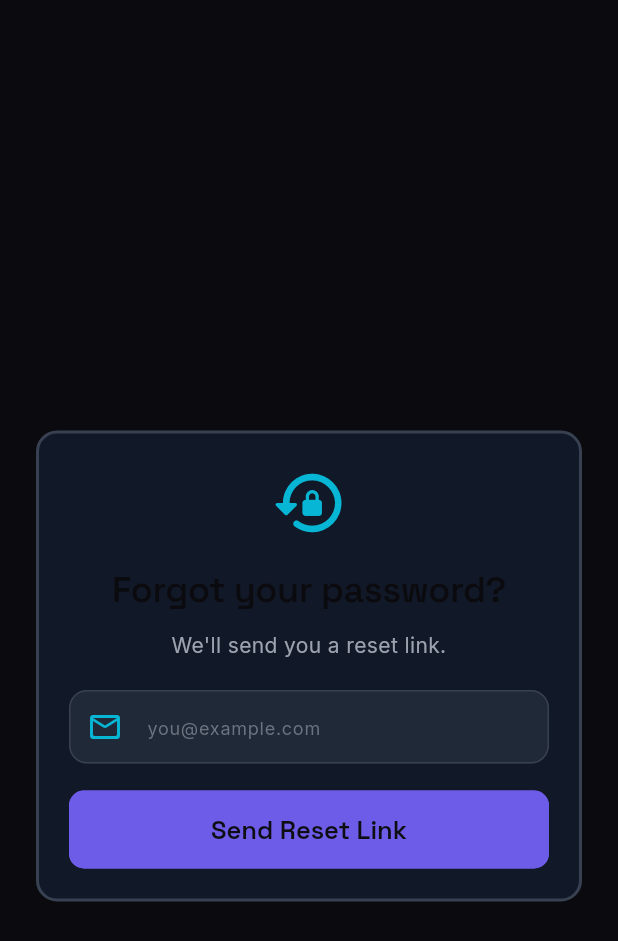
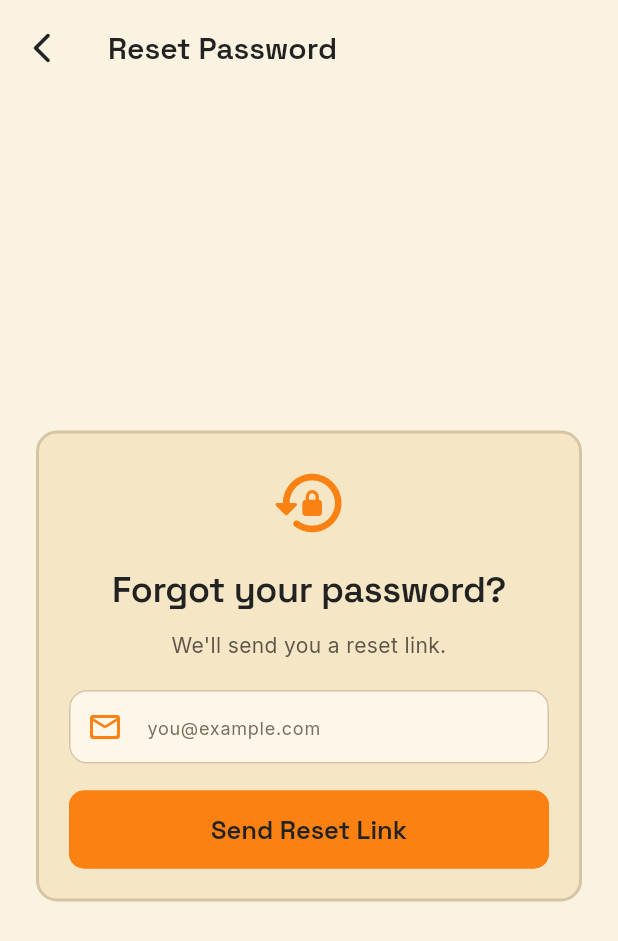
Before and after one commit to halloffame12/versz-app, a Flutter app: the screen it shows after launch, after a tap on "Forgot password?", on a phone screen of 412 x 824 dp. Shown: the top 941 px of the screen. Run offline on Flutter 3.47's test engine with Material 3 defaults, Android fonts, the phone set to English and light mode, and no system bars; our stand-ins replace appwrite, cached_network_image, equatable, firebase_core, firebase_messaging, flutter_riverpod and 5 more; accounts and stored records are empty; network calls fail.

Commit message:
feat(production): unify design tokens and harden auth UX

```diff
--- a/lib/core/theme/app_colors.dart
+++ b/lib/core/theme/app_colors.dart
@@ -1,154 +1,139 @@
 import 'package:flutter/material.dart';
 
-/// NEW MODERN GRADIENT THEME - PURPLE/INDIGO/CYAN
-/// Primary colors with maximum contrast for readability
+/// Versz production design palette.
+/// Primary background: #FAF3E1
+/// Secondary background: #F5E7C6
+/// Accent: #FA8112
+/// Text: #222222
 class AppColors {
-  // *** PRIMARY BACKGROUND COLORS ***
-  static const Color darkBackground = Color(0xFF0B0B0F); // Primary dark black
-  static const Color darkBg = Color(0xFF0B0B0F); // Alias
-  static const Color darkBg2 = Color(0xFF0D0D12); // Alternative dark black
+  // Core palette tokens
+  static const Color pageBackground = Color(0xFFFAF3E1);
+  static const Color surfaceBackground = Color(0xFFF5E7C6);
+  static const Color accentPrimary = Color(0xFFFA8112);
+  static const Color accentPrimaryDark = Color(0xFFD96B0C);
+  static const Color textPrimary = Color(0xFF222222);
+  static const Color textSecondary = Color(0xFF5E5548);
+  static const Color textMuted = Color(0xFF7A6F5E);
 
-  // *** CARD & SURFACE COLORS ***
-  static const Color darkCardBg = Color(0xFF111827); // Dark slate for cards
-  static const Color darkSurface = Color(0xFF1F2937); // Surface elements
-  static const Color darkSurfaceHigh = Color(0xFF2D3748); // Higher surfaces
+  // Compatibility aliases used across legacy screens
+  static const Color darkBackground = pageBackground;
+  static const Color darkBg = pageBackground;
+  static const Color darkBg2 = Color(0xFFF2E2BE);
 
-  // *** PRIMARY ACCENT COLORS - PURPLE/INDIGO GRADIENT ***
-  static const Color accentPurple = Color(0xFF6C5CE7); // Purple - PRIMARY
-  static const Color accentIndigo = Color(0xFF4F46E5); // Indigo - PRIMARY
-  static const Color primaryPurple = Color(0xFF6C5CE7); // Alias
-  static const Color royalBlue = Color(0xFF4F46E5); // Alias - Indigo
+  static const Color darkCardBg = surfaceBackground;
+  static const Color darkSurface = Color(0xFFFFF7E9);
+  static const Color darkSurfaceHigh = Color(0xFFFFFFFF);
 
-  // *** SECONDARY ACCENT - CYAN/BLUE GLOW ***
-  static const Color accentCyan = Color(0xFF06B6D4); // Cyan - HIGHLIGHT
-  static const Color accentBlue = Color(0xFF22D3EE); // Light cyan
-  static const Color accentTeal = Color(0xFF0891B2); // Teal
-  static const Color neonCyan = Color(0xFF06B6D4); // Bright cyan
+  static const Color accentPurple = accentPrimary;
+  static const Color accentIndigo = accentPrimaryDark;
+  static const Color primaryPurple = accentPrimary;
+  static const Color royalBlue = accentPrimaryDark;
 
-  // *** TEXT COLORS - HIGH CONTRAST ***
-  static const Color textPrimary = Color(0xFFFFFFFF); // Pure white
-  static const Color textSecondary = Color(0xFF9CA3AF); // Muted gray
-  static const Color textMuted = Color(0xFF6B7280); // More muted gray
-  static const Color darkText = Color(0xFF0B0B0F); // For light backgrounds
+  static const Color accentCyan = accentPrimary;
+  static const Color accentBlue = accentPrimaryDark;
+  static const Color accentTeal = accentPrimaryDark;
+  static const Color neonCyan = accentPrimary;
 
-  // *** STATUS COLORS ***
-  static const Color successGreen = Color(0xFF10B981); // Green - Agree/Success
-  static const Color agreeGreen = Color(0xFF10B981); // Agree side
-  static const Color errorRed = Color(0xFFEF4444); // Red - Error/Disagree
-  static const Color disagreeRed = Color(0xFFEF4444); // Disagree side
-  static const Color warningOrange = Color(0xFFFB923C); // Warning
-  static const Color aiPurple = Color(0xFF6C5CE7); // AI indicator
+  static const Color darkText = textPrimary;
 
-  // *** ALIASES FOR COMPATIBILITY ***
-  static const Color primaryYellow = accentCyan; // Swap to cyan
-  static const Color primaryBlack = darkBackground;
-  static const Color voidBlack = darkBg2;
-  static const Color electricYellow = accentCyan; // Legacy alias
-  static const Color accentOrange = warningOrange;
+  // Status colors
+  static const Color successGreen = Color(0xFF2E7D32);
+  static const Color agreeGreen = successGreen;
+  static const Color errorRed = Color(0xFFC62828);
+  static const Color disagreeRed = errorRed;
+  static const Color warningOrange = Color(0xFFEF6C00);
+  static const Color aiPurple = accentPrimaryDark;
+
+  // Additional aliases
+  static const Color primaryYellow = accentPrimary;
+  static const Color primaryBlack = textPrimary;
+  static const Color voidBlack = textPrimary;
+  static const Color electricYellow = accentPrimary;
+  static const Color accentOrange = accentPrimary;
   static const Color trendingRed = errorRed;
 
-  // *** STATUS ALIASES ***
   static const Color success = successGreen;
   static const Color error = errorRed;
   static const Color warning = warningOrange;
   static const Color agree = agreeGreen;
   static const Color disagree = disagreeRed;
 
-  // *** BORDERS & DIVIDERS ***
-  static const Color darkBorder = Color(0xFF374151); // Subtle borders
-  static const Color darkBorderHi = Color(0xFF4B5563); // Prominent borders
-  static const Color borderGray = Color(0xFF374151); // Border color
-  static const Color mutedGray = Color(0xFF6B7280); // Muted text
+  static const Color darkBorder = Color(0xFFD7C4A2);
+  static const Color darkBorderHi = Color(0xFFCCB48B);
+  static const Color borderGray = darkBorder;
+  static const Color mutedGray = textMuted;
 
-  // *** SURFACES ***
-  static const Color surface = Color(0xFF1F2937); // Alternative surface
-  static const Color background = darkBackground;
-  static const Color card = darkCardBg;
-  static const Color surfaceLight = Color(0xFF2A3142); // Subtle BG
-  static const Color darkTextSub = Color(0xFF9CA3AF); // Subtext
+  static const Color surface = surfaceBackground;
+  static const Color background = pageBackground;
+  static const Color card = surfaceBackground;
+  static const Color surfaceLight = Color(0xFFFFFAF0);
+  static const Color darkTextSub = textSecondary;
 
-  // *** CHROME/SPECIAL ACCENTS ***
-  static const Color chromeGold = Color(0xFFDAA520); // Gold accent
-  static const Color chromeSilver = Color(0xFFC0C0C0); // Silver accent
-  static const Color chromeBronze = Color(0xFFCD7F32); // Bronze
-  static const Color hotPink = Color(0xFFFF2D78); // Hot pink
+  static const Color chromeGold = Color(0xFFB9842A);
+  static const Color chromeSilver = Color(0xFF9E9E9E);
+  static const Color chromeBronze = Color(0xFF8D5A2B);
+  static const Color hotPink = Color(0xFFD81B60);
 
-  // *** LIGHT MODE COLORS ***
   static const Color white = Color(0xFFFFFFFF);
-  static const Color offWhite = Color(0xFFF5F5F0);
-  static const Color lightGray = Color(0xFFEEEEEE);
-  static const Color mediumGray = Color(0xFFB0B0B0);
-  static const Color inkBlack = Color(0xFF0B0B0F);
+  static const Color offWhite = pageBackground;
+  static const Color lightGray = Color(0xFFEEE2C8);
+  static const Color mediumGray = Color(0xFFB8A88A);
+  static const Color inkBlack = textPrimary;
 
-  // *** SEMANTIC ALIASES ***
-  static const Color accent = accentPurple;
-  static const Color primary = accentPurple;
+  static const Color accent = accentPrimary;
+  static const Color primary = accentPrimary;
   static const Color liked = errorRed;
-  static const Color commented = accentCyan;
-  static const Color saved = accentCyan;
+  static const Color commented = accentPrimary;
+  static const Color saved = accentPrimary;
 
-  // *** GRADIENTS - MAIN THEME ***
-  // Main gradient: Purple → Indigo → Cyan
   static const LinearGradient primaryGradient = LinearGradient(
-    begin: Alignment(0, 0),
-    end: Alignment(1, 1),
-    colors: [accentPurple, accentIndigo, accentCyan],
+    begin: Alignment.topLeft,
+    end: Alignment.bottomRight,
+    colors: [Color(0xFFFFA344), accentPrimary],
   );
 
-  // Linear gradient for bars/backgrounds
   static const LinearGradient primaryGradientLinear = LinearGradient(
     begin: Alignment.topCenter,
     end: Alignment.bottomCenter,
-    colors: [accentPurple, accentIndigo],
+    colors: [Color(0xFFFFB665), accentPrimary],
   );
 
-  // Hero gradient for buttons/highlights
   static const LinearGradient heroGradient = LinearGradient(
     begin: Alignment.topLeft,
     end: Alignment.bottomRight,
-    colors: [accentPurple, accentIndigo, accentCyan],
-    stops: [0.0, 0.5, 1.0],
+    colors: [Color(0xFFFFB665), accentPrimary, accentPrimaryDark],
+    stops: [0.0, 0.55, 1.0],
   );
 
-  // Premium gradient
-  static const LinearGradient premiumGradient = LinearGradient(
-    begin: Alignment.topLeft,
-    end: Alignment.bottomRight,
-    colors: [accentPurple, accentIndigo, accentCyan],
-  );
+  static const LinearGradient premiumGradient = heroGradient;
 
-  // Accent gradient
   static const LinearGradient accentGradient = LinearGradient(
     begin: Alignment.topLeft,
     end: Alignment.bottomRight,
-    colors: [accentPurple, accentCyan],
+    colors: [Color(0xFFFFB665), accentPrimary],
   );
 
-  // Warm gradient
   static const LinearGradient warmGradient = LinearGradient(
     begin: Alignment.topLeft,
     end: Alignment.bottomRight,
-    colors: [warningOrange, errorRed],
+    colors: [Color(0xFFFFC17B), warningOrange],
   );
 
-  // Background gradient
   static const LinearGradient bgGradient = LinearGradient(
     begin: Alignment.topLeft,
     end: Alignment.bottomRight,
-    colors: [darkBackground, darkBg2],
+    colors: [pageBackground, surfaceBackground],
   );
 
-  // *** THEME HELPERS ***
-  static Color textColor(bool isDark) => isDark ? textPrimary : darkText;
+  static Color textColor(bool isDark) => textPrimary;
 
-  static Color backgroundColor(bool isDark) => isDark ? darkBackground : offWhite;
+  static Color backgroundColor(bool isDark) => pageBackground;
 
-  static Color cardBackground(bool isDark) => isDark ? darkCardBg : white;
+  static Color cardBackground(bool isDark) => surfaceBackground;
 
-  static Color borderColor(bool isDark) => isDark ? darkBorder : borderGray;
+  static Color borderColor(bool isDark) => darkBorder;
 
-  static Color mutedTextColor(bool isDark) => isDark ? textMuted : mutedGray;
+  static Color mutedTextColor(bool isDark) => textMuted;
 
-  static Color opaque(Color color, double alpha) =>
-      color.withValues(alpha: alpha);
+  static Color opaque(Color color, double alpha) => color.withValues(alpha: alpha);
 }
--- a/lib/core/theme/app_text_styles.dart
+++ b/lib/core/theme/app_text_styles.dart
@@ -9,21 +9,21 @@
         fontSize: 56,
         fontWeight: FontWeight.w700,
         letterSpacing: -1.5,
-        color: AppColors.darkBackground,
+        color: AppColors.textPrimary,
       );
 
   static TextStyle get displayL => GoogleFonts.spaceGrotesk(
         fontSize: 42,
         fontWeight: FontWeight.w700,
         letterSpacing: -1.0,
-        color: AppColors.darkBackground,
+        color: AppColors.textPrimary,
       );
 
   static TextStyle get displayM => GoogleFonts.spaceGrotesk(
         fontSize: 32,
         fontWeight: FontWeight.w700,
         letterSpacing: -0.5,
-        color: AppColors.darkBackground,
+        color: AppColors.textPrimary,
       );
 
   // Headlines
@@ -31,19 +31,19 @@
         fontSize: 24,
         fontWeight: FontWeight.w600,
         letterSpacing: -0.3,
-        color: AppColors.darkBackground,
+        color: AppColors.textPrimary,
       );
 
   static TextStyle get headlineM => GoogleFonts.spaceGrotesk(
         fontSize: 20,
         fontWeight: FontWeight.w600,
-        color: AppColors.darkBackground,
+        color: AppColors.textPrimary,
       );
 
   static TextStyle get headlineS => GoogleFonts.spaceGrotesk(
         fontSize: 17,
         fontWeight: FontWeight.w600,
-        color: AppColors.darkBackground,
+        color: AppColors.textPrimary,
       );
 
   // Body
@@ -51,14 +51,14 @@
         fontSize: 16,
         fontWeight: FontWeight.w400,
         height: 1.6,
-        color: AppColors.darkBackground,
+        color: AppColors.textPrimary,
       );
 
   static TextStyle get bodyM => GoogleFonts.inter(
         fontSize: 14,
         fontWeight: FontWeight.w400,
         height: 1.5,
-        color: AppColors.darkBackground,
+        color: AppColors.textPrimary,
       );
 
   static TextStyle get bodyS => GoogleFonts.inter(
@@ -95,33 +95,33 @@
         fontSize: 13,
         fontWeight: FontWeight.w700,
         letterSpacing: 2.5,
-        color: AppColors.darkBackground,
+        color: AppColors.textPrimary,
       );
 
   static TextStyle get capsM => GoogleFonts.spaceGrotesk(
         fontSize: 11,
         fontWeight: FontWeight.w700,
         letterSpacing: 2.0,
-        color: AppColors.darkBackground,
+        color: AppColors.textPrimary,
       );
 
   // Mono
   static TextStyle get monoL => GoogleFonts.jetBrainsMono(
         fontSize: 14,
         fontWeight: FontWeight.w400,
-        color: AppColors.darkBackground,
+        color: AppColors.textPrimary,
       );
 
   static TextStyle get monoM => GoogleFonts.jetBrainsMono(
         fontSize: 12,
         fontWeight: FontWeight.w400,
-        color: AppColors.darkBackground,
+        color: AppColors.textPrimary,
       );
 
   static TextStyle get monoS => GoogleFonts.jetBrainsMono(
         fontSize: 11,
         fontWeight: FontWeight.w400,
-        color: AppColors.darkBackground,
+        color: AppColors.textPrimary,
       );
 
   // Compatibility aliases
@@ -130,28 +130,28 @@
   static TextStyle get h1 => GoogleFonts.spaceGrotesk(
     fontSize: 28,
     fontWeight: FontWeight.w700,
-    color: AppColors.darkBackground,
+    color: AppColors.textPrimary,
     height: 1.2,
   );
 
   static TextStyle get h2 => GoogleFonts.spaceGrotesk(
     fontSize: 24,
     fontWeight: FontWeight.w700,
-    color: AppColors.darkBackground,
+    color: AppColors.textPrimary,
     height: 1.2,
   );
 
   static TextStyle get h3 => GoogleFonts.spaceGrotesk(
     fontSize: 20,
     fontWeight: FontWeight.w700,
-    color: AppColors.darkBackground,
+    color: AppColors.textPrimary,
     height: 1.3,
   );
 
   static TextStyle get h4 => GoogleFonts.spaceGrotesk(
     fontSize: 17,
     fontWeight: FontWeight.w700,
-    color: AppColors.darkBackground,
+    color: AppColors.textPrimary,
     height: 1.3,
   );
 
@@ -190,21 +190,21 @@
   static TextStyle get buttonLarge => GoogleFonts.spaceGrotesk(
     fontSize: 16,
     fontWeight: FontWeight.w700,
-    color: AppColors.darkBackground,
+    color: AppColors.textPrimary,
     height: 1.3,
   );
 
   static TextStyle get buttonMedium => GoogleFonts.spaceGrotesk(
     fontSize: 14,
     fontWeight: FontWeight.w700,
-    color: AppColors.darkBackground,
+    color: AppColors.textPrimary,
     height: 1.3,
   );
 
   static TextStyle get buttonSmall => GoogleFonts.spaceGrotesk(
     fontSize: 12,
     fontWeight: FontWeight.w700,
-    color: AppColors.darkBackground,
+    color: AppColors.textPrimary,
     height: 1.2,
   );
 
--- a/lib/core/theme/app_theme.dart
+++ b/lib/core/theme/app_theme.dart
@@ -9,10 +9,17 @@
       useMaterial3: true,
       brightness: Brightness.light,
       colorScheme: ColorScheme.fromSeed(
-        seedColor: AppColors.accentPurple,
+        seedColor: AppColors.accentPrimary,
         brightness: Brightness.light,
+      ).copyWith(
+        primary: AppColors.accentPrimary,
+        onPrimary: Colors.white,
+        secondary: AppColors.surfaceBackground,
+        onSecondary: AppColors.textPrimary,
+        surface: AppColors.surfaceBackground,
+        onSurface: AppColors.textPrimary,
       ),
-      scaffoldBackgroundColor: AppColors.white,
+      scaffoldBackgroundColor: AppColors.pageBackground,
       textTheme: _lightTextTheme(),
       appBarTheme: AppBarThemeData.light(),
       cardTheme: _lightCardTheme(),
@@ -33,20 +40,19 @@
     return ThemeData(
       useMaterial3: true,
       brightness: Brightness.dark,
-      scaffoldBackgroundColor: AppColors.darkBackground,
+      scaffoldBackgroundColor: AppColors.pageBackground,
 
-      // Color scheme with new purple/indigo/cyan gradient theme
       colorScheme: const ColorScheme.dark(
-        primary: AppColors.accentPurple,
-        onPrimary: AppColors.textPrimary,
-        secondary: AppColors.accentIndigo,
-        onSecondary: AppColors.textPrimary,
-        tertiary: AppColors.accentCyan,
+        primary: AppColors.accentPrimary,
+        onPrimary: Colors.white,
+        secondary: AppColors.accentPrimaryDark,
+        onSecondary: Colors.white,
+        tertiary: AppColors.accentPrimary,
         error: AppColors.disagreeRed,
-        onError: AppColors.textPrimary,
-        surface: AppColors.darkCardBg,
+        onError: Colors.white,
+        surface: AppColors.surfaceBackground,
         onSurface: AppColors.textPrimary,
-        outline: AppColors.mutedGray,
+        outline: AppColors.darkBorder,
       ),
 
       textTheme: _darkTextTheme(),
@@ -97,8 +103,8 @@
       );
 
   static TextTheme _darkTextTheme() => _lightTextTheme().apply(
-        bodyColor: AppColors.darkText,
-        displayColor: AppColors.darkText,
+        bodyColor: AppColors.textPrimary,
+        displayColor: AppColors.textPrimary,
       );
 
   static CardThemeData _lightCardTheme() => CardThemeData(
@@ -117,7 +123,7 @@
         margin: EdgeInsets.zero,
         shape: RoundedRectangleBorder(
           borderRadius: BorderRadius.circular(10),
-          side: const BorderSide(color: AppColors.accentIndigo, width: 1),
+          side: const BorderSide(color: AppColors.darkBorderHi, width: 1),
         ),
       );
 
@@ -208,7 +214,7 @@
   static OutlinedButtonThemeData _outlinedButtonTheme({required bool isDark}) => OutlinedButtonThemeData(
         style: OutlinedButton.styleFrom(
           foregroundColor: isDark ? AppColors.textPrimary : AppColors.voidBlack,
-          side: BorderSide(color: isDark ? AppColors.accentIndigo : AppColors.voidBlack, width: 2),
+          side: BorderSide(color: isDark ? AppColors.darkBorderHi : AppColors.darkBorder, width: 2),
           minimumSize: const Size.fromHeight(44),
           shape: RoundedRectangleBorder(borderRadius: BorderRadius.circular(10)),
         ),
@@ -217,7 +223,7 @@
   static OutlinedButtonThemeData _outlinedButtonThemeDark() => OutlinedButtonThemeData(
         style: OutlinedButton.styleFrom(
           foregroundColor: AppColors.textPrimary,
-          side: const BorderSide(color: AppColors.accentIndigo, width: 2),
+          side: const BorderSide(color: AppColors.darkBorderHi, width: 2),
           minimumSize: const Size.fromHeight(44),
           shape: RoundedRectangleBorder(borderRadius: BorderRadius.circular(10)),
         ),
@@ -240,19 +246,19 @@
 
 class AppBarThemeData {
   static AppBarTheme light() => AppBarTheme(
-    backgroundColor: AppColors.white,
-    foregroundColor: AppColors.darkBackground,
+    backgroundColor: AppColors.pageBackground,
+    foregroundColor: AppColors.textPrimary,
     elevation: 0,
     scrolledUnderElevation: 0,
     centerTitle: false,
     titleTextStyle: AppTextStyles.h3,
     toolbarHeight: 64,
-    iconTheme: const IconThemeData(color: AppColors.darkBackground, size: 24),
-    actionsIconTheme: const IconThemeData(color: AppColors.darkBackground, size: 24),
+    iconTheme: const IconThemeData(color: AppColors.textPrimary, size: 24),
+    actionsIconTheme: const IconThemeData(color: AppColors.textPrimary, size: 24),
   );
 
   static AppBarTheme dark() => AppBarTheme(
-    backgroundColor: AppColors.darkBackground,
+    backgroundColor: AppColors.pageBackground,
     foregroundColor: AppColors.textPrimary,
     elevation: 0,
     scrolledUnderElevation: 0,
--- a/lib/providers/auth_provider.dart
+++ b/lib/providers/auth_provider.dart
@@ -60,8 +60,35 @@
   final Databases _databases;
   final NotificationService _notificationService = NotificationService();
 
+  static final RegExp _emailRegex = RegExp(r'^[^@\s]+@[^@\s]+\.[^@\s]+$');
+
   AuthNotifier(this._account, this._databases)
       : super(const AuthState());
+
+  bool isValidEmail(String email) => _emailRegex.hasMatch(email.trim().toLowerCase());
+
+  String _friendlyAuthError(Object error, {required String fallback}) {
+    final raw = error.toString();
+    final lower = raw.toLowerCase();
+
+    if (lower.contains('user_already_exists')) {
+      return 'An account with this email already exists. Please login instead.';
+    }
+    if (lower.contains('invalid_credentials')) {
+      return 'Invalid email or password.';
+    }
+    if (lower.contains('user_unauthorized')) {
+      return 'Your session expired. Please sign in again.';
+    }
+    if (lower.contains('general_argument_invalid') || lower.contains('invalid email')) {
+      return 'Please enter a valid email address.';
+    }
+    if (lower.contains('rate_limit')) {
+      return 'Too many requests. Please wait a moment and try again.';
+    }
+
+    return fallback;
+  }
 
   Future<void> _setOnboardingRequired(String userId, bool required) async {
     final prefs = await SharedPreferences.getInstance();
@@ -137,7 +164,7 @@
     } catch (e) {
       state = state.copyWith(
         isLoading: false,
-        error: e.toString(),
+        error: _friendlyAuthError(e, fallback: 'Login failed. Please try again.'),
       );
     }
   }
@@ -162,7 +189,7 @@
     } catch (e) {
       state = state.copyWith(
         isLoading: false,
-        error: 'Failed to send OTP: ${e.toString()}',
+        error: _friendlyAuthError(e, fallback: 'Failed to send OTP. Please try again.'),
       );
     }
   }
@@ -217,7 +244,7 @@
     } catch (e) {
       state = state.copyWith(
         isLoading: false,
-        error: 'Invalid OTP: ${e.toString()}',
+        error: _friendlyAuthError(e, fallback: 'Invalid or expired OTP. Please request a new code.'),
       );
     }
   }
@@ -241,7 +268,7 @@
         );
         return;
       }
-      if (!normalizedEmail.contains('@')) {
+      if (!isValidEmail(normalizedEmail)) {
         state = state.copyWith(
           isLoading: false,
           error: 'Enter a valid email address.',
@@ -311,7 +338,7 @@
     } catch (e) {
       state = state.copyWith(
         isLoading: false,
-        error: 'Signup failed: ${e.toString()}',
+        error: _friendlyAuthError(e, fallback: 'Signup failed. Please try again.'),
       );
     }
   }
@@ -420,7 +447,7 @@
     } catch (e) {
       state = state.copyWith(
         isLoading: false,
-        error: 'Recovery email failed: ${e.toString()}',
+        error: _friendlyAuthError(e, fallback: 'Could not send recovery email. Please try again.'),
       );
     }
   }
--- a/lib/screens/auth/forgot_password_screen.dart
+++ b/lib/screens/auth/forgot_password_screen.dart
@@ -25,7 +25,7 @@
 
   Future<void> _sendLink() async {
     final email = _emailController.text.trim();
-    if (email.isEmpty || !email.contains('@')) {
+    if (!ref.read(authProvider.notifier).isValidEmail(email)) {
       ScaffoldMessenger.of(context).showSnackBar(
         const SnackBar(content: Text('Enter a valid email address.')),
       );
--- a/lib/screens/auth/login_screen.dart
+++ b/lib/screens/auth/login_screen.dart
@@ -27,20 +27,21 @@
   void _login() async {
     final email = _emailController.text.trim();
     final password = _passwordController.text;
-    if (!email.contains('@')) {
+    final notifier = ref.read(authProvider.notifier);
+
+    if (!notifier.isValidEmail(email)) {
       ScaffoldMessenger.of(context).showSnackBar(
         const SnackBar(content: Text('Enter a valid email address.')),
       );
       return;
     }
-    if (password.isEmpty) {
+    if (password.length < 8) {
       ScaffoldMessenger.of(context).showSnackBar(
-        const SnackBar(content: Text('Enter your password.')),
+        const SnackBar(content: Text('Password must be at least 8 characters.')),
       );
       return;
     }
 
-    final notifier = ref.read(authProvider.notifier);
     await notifier.login(email, password);
 
     if (mounted && ref.read(authProvider).isLoggedIn) {
--- a/lib/screens/auth/otp_screen.dart
+++ b/lib/screens/auth/otp_screen.dart
@@ -41,8 +41,8 @@
   String get _otpCode => _otpControllers.map((c) => c.text).join();
 
   void _verifyOtp() async {
-    if (_otpCode.length != 6) {
-      ScaffoldMessenger.of(context).showSnackBar(const SnackBar(content: Text('Please enter all 6 digits')));
+    if (_otpCode.length != 6 || int.tryParse(_otpCode) == null) {
+      ScaffoldMessenger.of(context).showSnackBar(const SnackBar(content: Text('Enter a valid 6-digit OTP code.')));
       return;
     }
 
@@ -194,9 +194,6 @@
                               if (val.isNotEmpty && i < 5) {
                                 FocusScope.of(context).nextFocus();
                               }
-                              if (_otpCode.length == 6) {
-                                _verifyOtp();
-                              }
                             },
                           ),
                         );
--- a/lib/screens/auth/signup_screen.dart
+++ b/lib/screens/auth/signup_screen.dart
@@ -43,7 +43,7 @@
       );
       return;
     }
-    if (!email.contains('@')) {
+    if (!ref.read(authProvider.notifier).isValidEmail(email)) {
       ScaffoldMessenger.of(context).showSnackBar(
         const SnackBar(content: Text('Enter a valid email address.')),
       );
```
Also changed, not shown: 2 other files.
